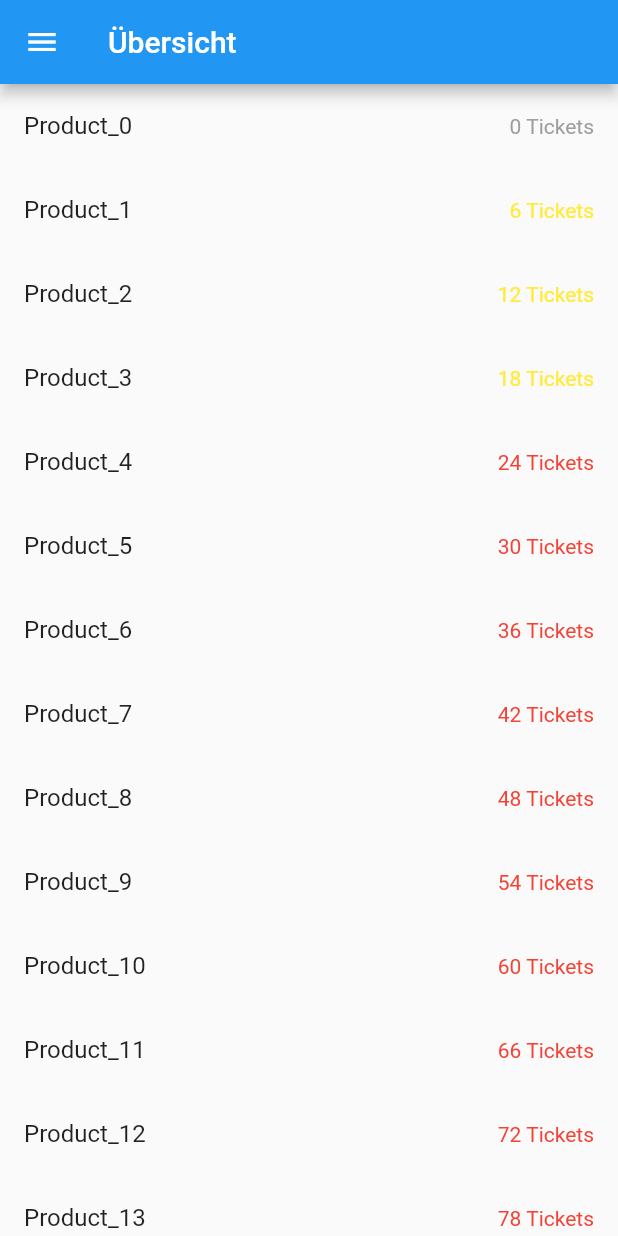
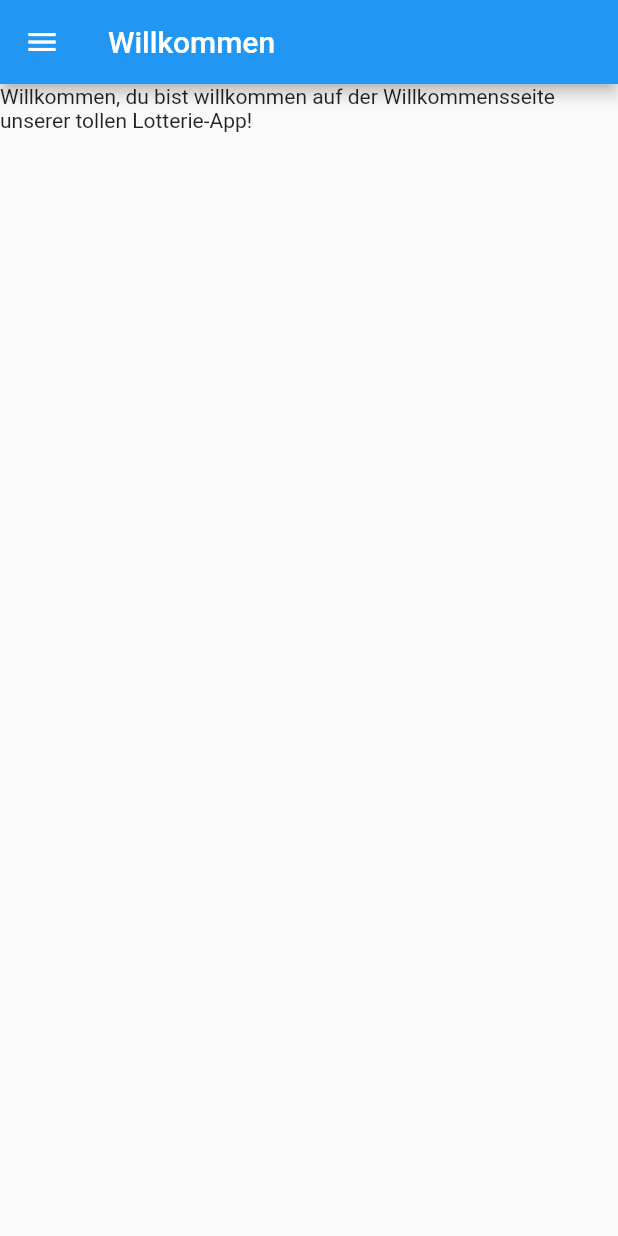
Before and after one commit to DustinHolm/lottery_app, a Flutter app: the screen it shows after launch, on a phone screen of 412 x 824 dp. Run offline on Flutter 3.47's test engine with Material 2 defaults, Android fonts, the light colour scheme and no system bars.

Commit message:
added (almost) empty WelcomePage + TicketsBuyPage change default route -> WelcomePage

```diff
--- a/lib/main.dart
+++ b/lib/main.dart
@@ -1,8 +1,10 @@
 import 'package:flutter/material.dart';
 import 'package:lottery_app/pages/bidder_page.dart';
 import 'package:lottery_app/pages/create_new_product_page.dart';
+import 'package:lottery_app/pages/overview_page.dart';
 import 'package:lottery_app/pages/seller_page.dart';
-import 'package:lottery_app/pages/overview_page.dart';
+import 'package:lottery_app/pages/tickets_buy_page.dart';
+import 'package:lottery_app/pages/welcome_page.dart';
 
 void main() {
   runApp(MyApp());
@@ -10,6 +12,8 @@ void main() {
 
 class MyApp extends StatelessWidget {
   // This widget is the root of your application.
+  var firstVisit = true;
+
   @override
   Widget build(BuildContext context) {
     return MaterialApp(
@@ -27,10 +31,13 @@ class MyApp extends StatelessWidget {
           primarySwatch: Colors.blue,
         ),
         routes: {
-          '/': (context) => OverviewPage(),
+          '/': (context) => this.firstVisit ? WelcomePage() : OverviewPage(),
+          '/overview': (context) => OverviewPage(),
           '/bidder': (context) => BidderPage(),
           '/seller': (context) => SellerPage(),
           '/create': (context) => CreateNewProductPage(),
+          '/welcome': (context) => WelcomePage(),
+          '/tickets': (context) => TicketsBuyPage(),
         });
   }
 }
--- /dev/null
+++ b/lib/pages/welcome_page.dart
@@ -0,0 +1,24 @@
+import 'package:flutter/material.dart';
+import 'package:lottery_app/sidebar.dart';
+
+class WelcomePage extends StatefulWidget {
+  WelcomePage({Key? key}) : super(key: key);
+  final String titel = 'Willkommen';
+
+  @override
+  _WelcomePageState createState() => _WelcomePageState();
+}
+
+class _WelcomePageState extends State<WelcomePage> {
+  @override
+  Widget build(BuildContext context) {
+    return Scaffold(
+      drawer: Sidebar(),
+      appBar: AppBar(
+        title: Text(widget.titel),
+      ),
+      body: Text(
+          "Willkommen, du bist willkommen auf der Willkommensseite unserer tollen Lotterie-App!"),
+    );
+  }
+}
```
Also changed, not shown: lib/pages/tickets_buy_page.dart (added, +22 -0 lines), lib/sidebar.dart (+10 -24 lines). Lines whose indentation alone changed are shown as unchanged.
